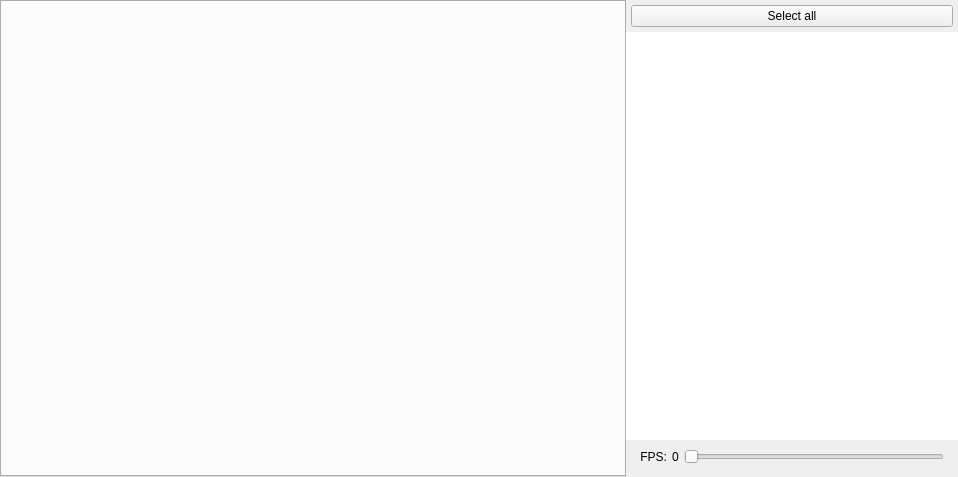
Before: the Qt Designer form OpenRGBEffectTab.ui in DLdota/OpenRGBEffectsPlugin, drawn with Qt 5.
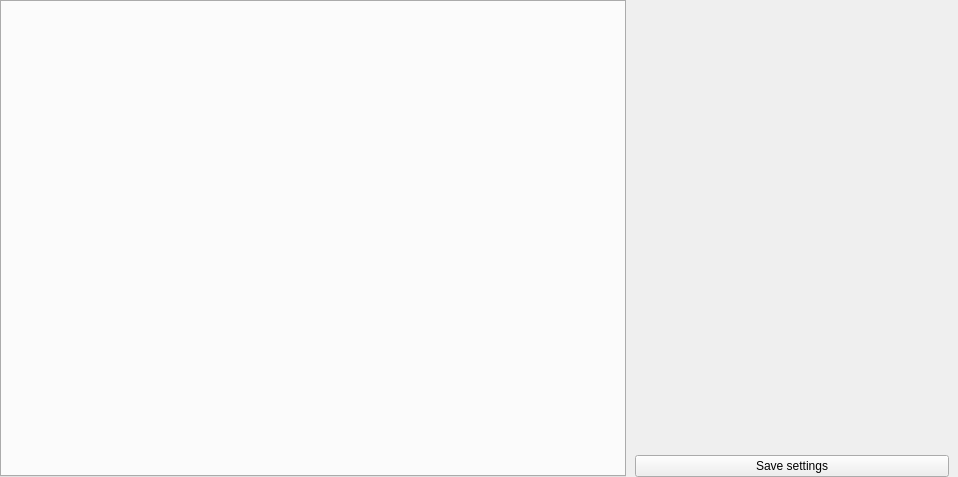
After: the same form once the commit is applied. Custom widgets are drawn as their Qt base class.

Commit message: Multiple effects instances + huge code base refactor

What changed in the file:
```diff
--- a/OpenRGBEffectTab.ui
+++ b/OpenRGBEffectTab.ui
@@ -39,7 +39,7 @@
     <number>0</number>
    </property>
    <item>
-    <widget class="QTabWidget" name="LeftTabBar">
+    <widget class="QTabWidget" name="EffectTabs">
      <property name="sizePolicy">
       <sizepolicy hsizetype="Preferred" vsizetype="Preferred">
        <horstretch>1</horstretch>
@@ -52,7 +52,7 @@
     </widget>
    </item>
    <item alignment="Qt::AlignHCenter">
-    <widget class="QFrame" name="Device_Select_And_FPS_Slider">
+    <widget class="QFrame" name="right_frame">
      <property name="sizePolicy">
       <sizepolicy hsizetype="Fixed" vsizetype="Preferred">
        <horstretch>0</horstretch>
@@ -74,181 +74,45 @@
      <property name="lineWidth">
       <number>1</number>
      </property>
-     <layout class="QVBoxLayout" name="verticalLayout_2">
+     <layout class="QVBoxLayout" name="verticalLayout_2" stretch="1,0">
       <property name="spacing">
-       <number>0</number>
+       <number>9</number>
       </property>
       <property name="leftMargin">
-       <number>0</number>
+       <number>9</number>
       </property>
       <property name="topMargin">
        <number>0</number>
       </property>
       <property name="rightMargin">
-       <number>0</number>
+       <number>9</number>
       </property>
       <property name="bottomMargin">
-       <number>5</number>
+       <number>0</number>
       </property>
       <item>
-       <layout class="QHBoxLayout" name="SelectAllSpacing">
-        <property name="leftMargin">
-         <number>5</number>
-        </property>
-        <property name="topMargin">
-         <number>5</number>
-        </property>
-        <property name="rightMargin">
-         <number>5</number>
-        </property>
-        <property name="bottomMargin">
-         <number>5</number>
-        </property>
-        <item>
-         <widget class="QPushButton" name="SelectAll">
-          <property name="text">
-           <string>Select all</string>
-          </property>
-         </widget>
-        </item>
-       </layout>
+       <widget class="DeviceList" name="device_list" native="true"/>
       </item>
       <item>
-       <widget class="QTableWidget" name="SelectDevices">
-        <property name="sizePolicy">
-         <sizepolicy hsizetype="Fixed" vsizetype="Expanding">
-          <horstretch>0</horstretch>
-          <verstretch>0</verstretch>
-         </sizepolicy>
+       <widget class="QPushButton" name="save_settings">
+        <property name="text">
+         <string>Save settings</string>
         </property>
-        <property name="minimumSize">
-         <size>
-          <width>332</width>
-          <height>0</height>
-         </size>
-        </property>
-        <property name="frameShape">
-         <enum>QFrame::NoFrame</enum>
-        </property>
-        <property name="frameShadow">
-         <enum>QFrame::Plain</enum>
-        </property>
-        <property name="lineWidth">
-         <number>0</number>
-        </property>
-        <property name="editTriggers">
-         <set>QAbstractItemView::NoEditTriggers</set>
-        </property>
-        <property name="selectionMode">
-         <enum>QAbstractItemView::NoSelection</enum>
-        </property>
-        <attribute name="verticalHeaderVisible">
-         <bool>false</bool>
-        </attribute>
        </widget>
       </item>
-      <item>
-       <layout class="QHBoxLayout" name="FPSLayout">
-        <property name="spacing">
-         <number>5</number>
-        </property>
-        <property name="leftMargin">
-         <number>2</number>
-        </property>
-        <property name="topMargin">
-         <number>2</number>
-        </property>
-        <property name="rightMargin">
-         <number>2</number>
-        </property>
-        <item>
-         <layout class="QHBoxLayout" name="FPSLabelSizing">
-          <property name="sizeConstraint">
-           <enum>QLayout::SetFixedSize</enum>
-          </property>
-          <item>
-           <spacer name="horizontalSpacer">
-            <property name="orientation">
-             <enum>Qt::Horizontal</enum>
-            </property>
-            <property name="sizeHint" stdset="0">
-             <size>
-              <width>40</width>
-              <height>20</height>
-             </size>
-            </property>
-           </spacer>
-          </item>
-          <item>
-           <widget class="QLabel" name="FPSLabel">
-            <property name="minimumSize">
-             <size>
-              <width>0</width>
-              <height>30</height>
-             </size>
-            </property>
-            <property name="text">
-             <string>FPS:</string>
-            </property>
-            <property name="alignment">
-             <set>Qt::AlignRight|Qt::AlignTrailing|Qt::AlignVCenter</set>
-            </property>
-           </widget>
-          </item>
-          <item>
-           <widget class="QLabel" name="FPSCount">
-            <property name="text">
-             <string>0</string>
-            </property>
-           </widget>
-          </item>
-         </layout>
-        </item>
-        <item>
-         <widget class="QSlider" name="FPSSlider">
-          <property name="sizePolicy">
-           <sizepolicy hsizetype="Fixed" vsizetype="Fixed">
-            <horstretch>0</horstretch>
-            <verstretch>0</verstretch>
-           </sizepolicy>
-          </property>
-          <property name="minimumSize">
-           <size>
-            <width>260</width>
-            <height>0</height>
-           </size>
-          </property>
-          <property name="maximumSize">
-           <size>
-            <width>260</width>
-            <height>16777215</height>
-           </size>
-          </property>
-          <property name="orientation">
-           <enum>Qt::Horizontal</enum>
-          </property>
-         </widget>
-        </item>
-        <item>
-         <spacer name="FPSSpacer">
-          <property name="orientation">
-           <enum>Qt::Horizontal</enum>
-          </property>
-          <property name="sizeHint" stdset="0">
-           <size>
-            <width>40</width>
-            <height>20</height>
-           </size>
-          </property>
-         </spacer>
-        </item>
-       </layout>
-      </item>
      </layout>
     </widget>
    </item>
   </layout>
  </widget>
+ <customwidgets>
+  <customwidget>
+   <class>DeviceList</class>
+   <extends>QWidget</extends>
+   <header location="global">DeviceList.h</header>
+   <container>1</container>
+  </customwidget>
+ </customwidgets>
  <resources/>
  <connections/>
 </ui>
```
The commit also changes 68 other files.
